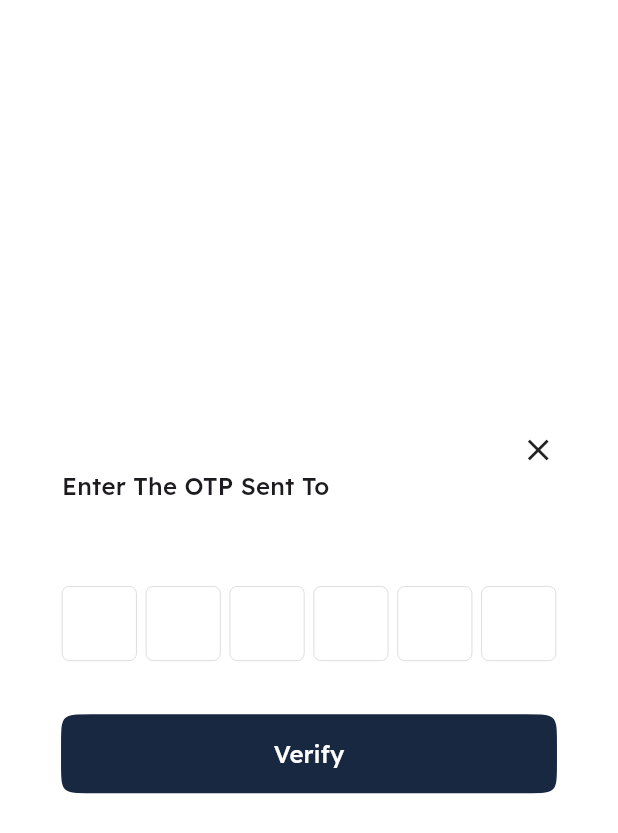
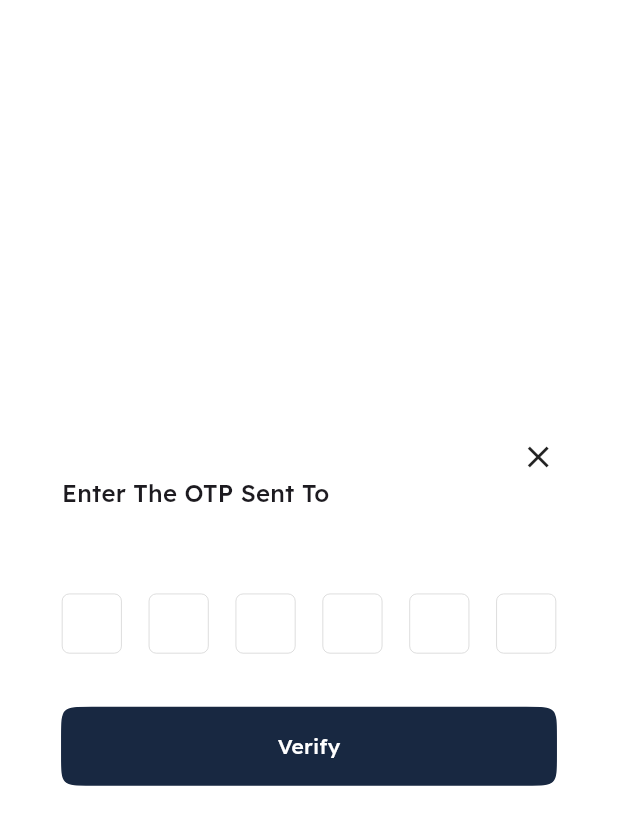
Before and after one commit to sunnynewbie/ez_booking_frontend, a Flutter app: the OTPVerificationDialog widget shown alone on an empty page, opened directly with empty values, on a phone screen of 412 x 824 dp. Shown: the top 833 px of the screen. Run offline on Flutter 3.47's test engine with Material 3 defaults, Android fonts, the phone set to English and light mode, and no system bars; drawn by our look-alikes of pin_code_fields, toastification; our stand-ins replace cached_network_image, carousel_slider, device_info_plus, dio, dropdown_button2, firebase_auth and 17 more; missing offline and left inert: razorpay_flutter; accounts and stored records are empty; network calls fail.

Commit message:
loaders added

```diff
--- a/lib/features/events/presentation/widgets/otp_dialogue.dart
+++ b/lib/features/events/presentation/widgets/otp_dialogue.dart
@@ -61,8 +61,8 @@ class OTPVerificationDialog extends StatelessWidget {
                   pinTheme: PinTheme(
                           shape: PinCodeFieldShape.box,
                           borderRadius: BorderRadius.circular(5),
-                      fieldHeight: AppDimens.imageSize50,
-                      fieldWidth: AppDimens.imageSize50,
+                          fieldHeight: AppDimens.space40,
+                          fieldWidth: AppDimens.space40,
                           activeFillColor: Colors.transparent,
                           activeColor: AppColors.greyd2,
                           borderWidth: .5,
@@ -95,7 +95,7 @@ class OTPVerificationDialog extends StatelessWidget {
                   _.verifyOtp(fromDialog: true);
                 },
                 width: double.maxFinite,
-                text: _.isLoading.value ? 'Verifying...' : 'Verify',
+                childWidget: _.isLoading.value ? const CircularProgressIndicator( color: Colors.white,): Text('Verify', style: const TextStyle(color: Colors.white),),
               ),
             ),
           ],
```
Also changed, not shown: lib/features/events/presentation/widgets/request_callback_button.dart (+4 -3 lines). Lines whose indentation alone changed are shown as unchanged.
